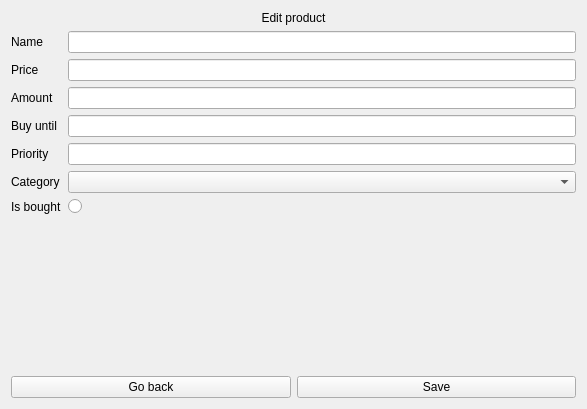
Before: the Qt Designer form src/Client/View/MainPage/Product/ProductEditSubPage/ProductEditSubPage.ui in iodream/Spend-Note, drawn with Qt 5.
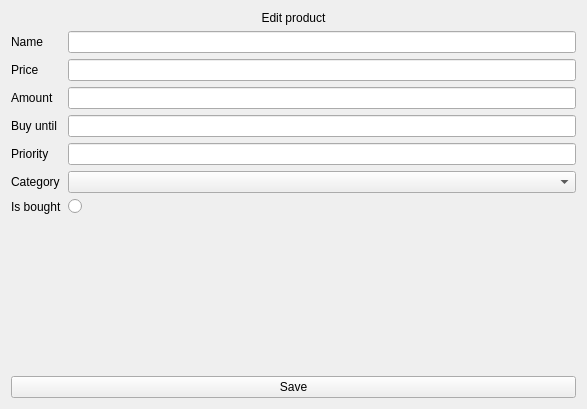
After: the same form once the commit is applied.

Commit message: add single GoBack button for main page, remove GoBack buttons for sub pages

The edit to the form file:
```diff
--- a/src/Client/View/MainPage/Product/ProductEditSubPage/ProductEditSubPage.ui
+++ b/src/Client/View/MainPage/Product/ProductEditSubPage/ProductEditSubPage.ui
@@ -117,13 +117,6 @@
    </item>
    <item>
     <layout class="QHBoxLayout" name="horizontalLayout">
-     <item>
-      <widget class="QPushButton" name="GoBackButton">
-       <property name="text">
-        <string>Go back</string>
-       </property>
-      </widget>
-     </item>
      <item>
       <widget class="QPushButton" name="SaveButton">
        <property name="text">
```
The commit also changes 24 other files.
